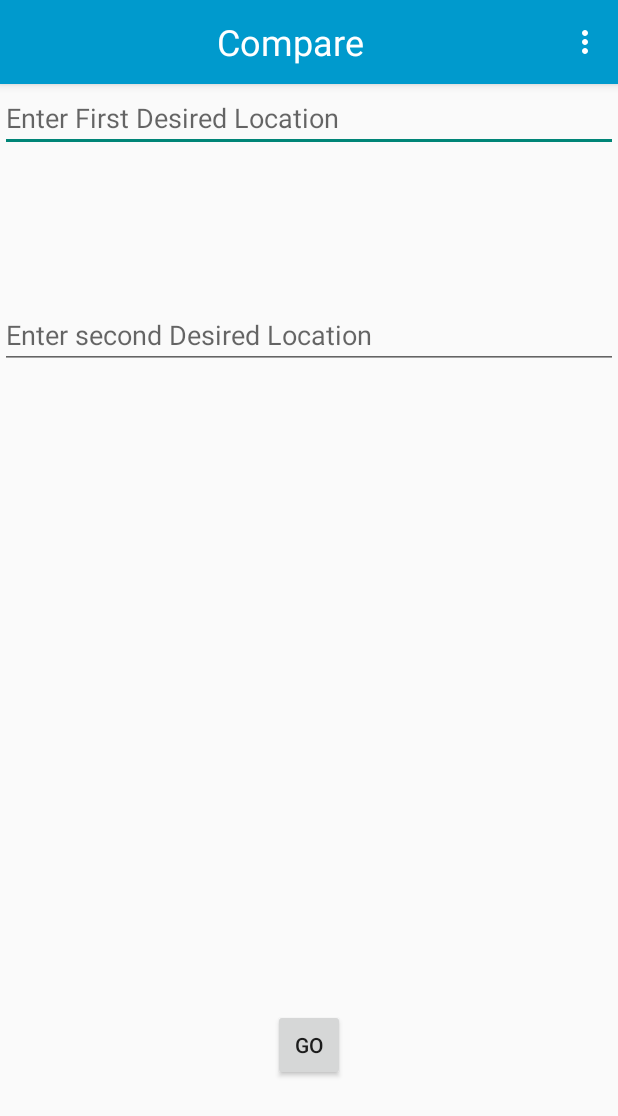
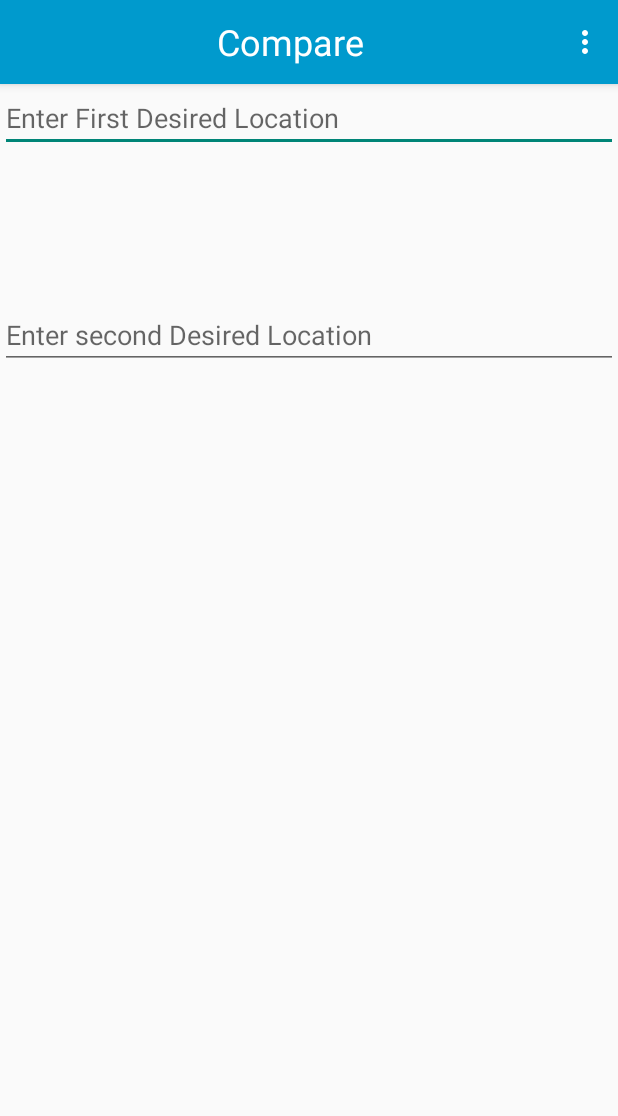
Before and after one commit to Horfenico/ForeignTravelGuide, an Android app: the ActivityCompare screen opened directly, with no data from a screen before it, on a phone screen of 412 x 824 dp. Shown: the top 1116 px of the screen. Run offline under Robolectric (Android 15) with nearby library versions, the phone set to English and light mode, and no system bars.

Commit message:
Added increased functionality

```diff
--- a/app/src/main/java/com/example/eric/foreigntravelguide/ActivityCompare.java
+++ b/app/src/main/java/com/example/eric/foreigntravelguide/ActivityCompare.java
@@ -79,7 +79,6 @@ public class ActivityCompare extends ActivityForeignTravelGuide {
                         break;
                     }
                 }
-                //For button
                 secndCountry = selection;
                 secndCountryPos = pos;
                 final Intent compareIntent = new Intent(getApplicationContext(), ActivityCompareResult1.class);
--- a/app/src/main/java/com/example/eric/foreigntravelguide/FragmentFlag.java
+++ b/app/src/main/java/com/example/eric/foreigntravelguide/FragmentFlag.java
@@ -50,15 +50,14 @@ public class FragmentFlag extends Fragment {
         nameList = bundle.getStringArray("nameList");
         highAdv = bundle.getStringArray("highAdv");
         lowAdv = bundle.getStringArray("lowAdv");
+        Log.d("selected", selected);
         if (namesZA != null) {
             if (selected.equals(namesZA[pos])) {
                 flagsZA = new String[namesZA.length];
                 flagsZA();
                 String s = flagsZA[pos].replace(".png", "").trim();
                 int id = getResources().getIdentifier(s, null, getActivity().getPackageName());
-                ImageView imageview = (ImageView) v.findViewById(R.id.flagpic);
-                Drawable image = getResources().getDrawable(id);
-                imageview.setImageDrawable(image);
+                drawImage(id,v);
             }
         }
        else if (selected.equals(highAdv[pos])) {
--- a/app/src/main/res/layout/activity_compare.xml
+++ b/app/src/main/res/layout/activity_compare.xml
@@ -24,13 +24,5 @@
         android:layout_marginTop="99dp"
         android:hint="@string/compareText2" />
 
-    <Button
-        android:id="@+id/compareButton"
-        style="?android:attr/buttonStyleSmall"
-        android:layout_width="wrap_content"
-        android:layout_height="wrap_content"
-        android:layout_alignParentBottom="true"
-        android:layout_centerHorizontal="true"
-        android:layout_marginBottom="103dp"
-        android:text="@string/compareButton" />
+
 </RelativeLayout>
```
Also changed, not shown: app/src/main/java/com/example/eric/foreigntravelguide/ActivityCompareResult1.java (+8 -4 lines), app/src/main/java/com/example/eric/foreigntravelguide/ActivityCompareResult2.java (+29 -7 lines), app/src/main/res/layout/activity_compareresult1.xml (+4 -4 lines), app/src/main/res/layout/activity_compareresult2.xml (+4 -4 lines).
